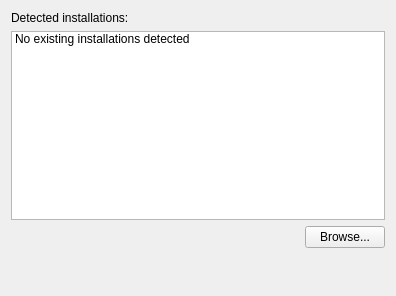
OpenMW/openmw, file files/ui/wizard/existinginstallationpage.ui: the form before one commit.
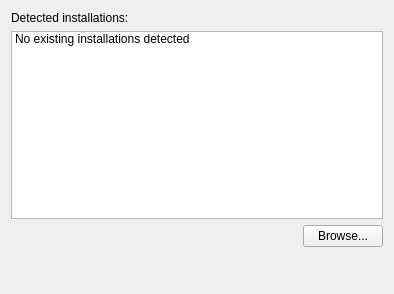
The form after the commit. Icons and pictures are not drawn.

What changed in the file:
```diff
--- a/files/ui/wizard/existinginstallationpage.ui
+++ b/files/ui/wizard/existinginstallationpage.ui
@@ -6,8 +6,8 @@
    <rect>
     <x>0</x>
     <y>0</y>
-    <width>396</width>
-    <height>296</height>
+    <width>394</width>
+    <height>294</height>
    </rect>
   </property>
   <property name="windowTitle">
```
Left out of the diff: 4 changed lines with no effect on the pictures.
